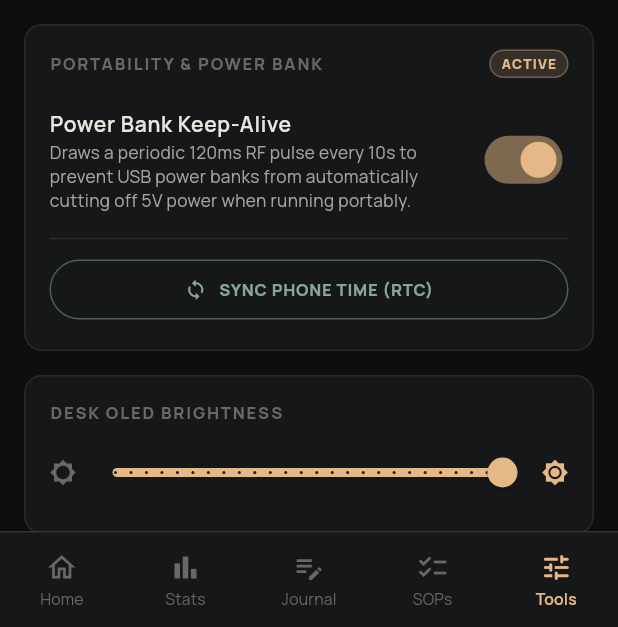
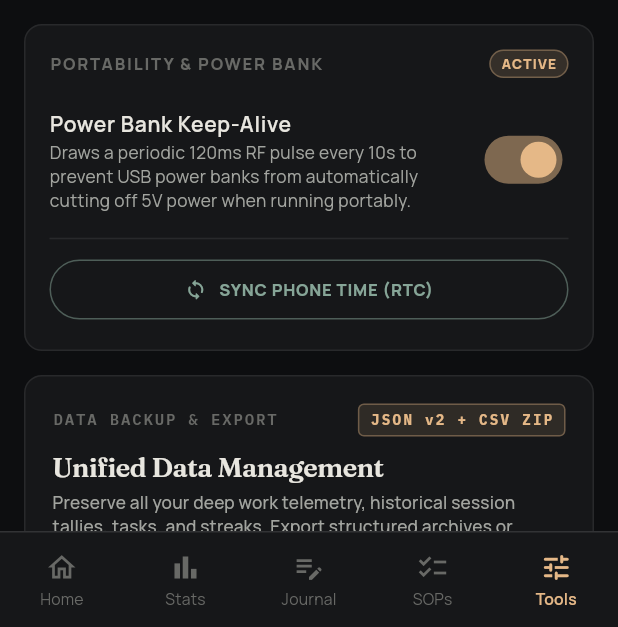
Before and after one commit to Boxerworksharder/cranium-x1, a Flutter app: the screen it shows after launch, item 5 of the bottom bar chosen, on a phone screen of 412 x 824 dp, the part 609-1236 px from its top. Run offline on Flutter 3.47's test engine with Material 3 defaults, Android fonts, the phone set to English and light mode, and no system bars; our stand-ins replace flutter_blue_plus, google_fonts, share_plus, shared_preferences; network calls fail; project files that could hold a hidden picture were left out.

Commit message:
feat(mobile): remove brightness slider and buy-me-a-coffee from settings

```diff
--- a/mobile/lib/ui/screens/settings_screen.dart
+++ b/mobile/lib/ui/screens/settings_screen.dart
@@ -1,7 +1,6 @@
 import 'package:flutter/material.dart';
 import 'package:flutter_blue_plus/flutter_blue_plus.dart';
 import 'package:provider/provider.dart';
-import 'package:url_launcher/url_launcher.dart';
 import '../../core/services/csv_export_service.dart';
 import '../../core/theme/app_theme.dart';
 import '../../state/tracker_provider.dart';
@@ -15,15 +14,7 @@ class SettingsScreen extends StatefulWidget {
 }
 
 class _SettingsScreenState extends State<SettingsScreen> {
-  double _brightness = 255;
   bool _isConnectingBle = false;
-
-  @override
-  void initState() {
-    super.initState();
-    final tracker = context.read<TrackerProvider>();
-    _brightness = tracker.status.brightness.toDouble();
-  }
 
   @override
   Widget build(BuildContext context) {
@@ -243,54 +234,7 @@ class _SettingsScreenState extends State<SettingsScreen> {
               ),
               const SizedBox(height: 16),
 
-              // 2. Hardware Display Controls
-              Container(
-                padding: const EdgeInsets.all(16),
-                decoration: BoxDecoration(
-                  color: AppTheme.surfaceDeck,
-                  borderRadius: BorderRadius.circular(AppTheme.radiusDeck),
-                  border: Border.all(color: AppTheme.hairlineSeam),
-                ),
-                child: Column(
-                  crossAxisAlignment: CrossAxisAlignment.start,
-                  children: [
-                    Text(
-                      'DESK OLED BRIGHTNESS',
-                      style: TextStyle(
-                        fontSize: 11,
-                        fontWeight: FontWeight.w800,
-                        color: AppTheme.textMuted,
-                        letterSpacing: 1.2,
-                      ),
-                    ),
-                    const SizedBox(height: 8),
-                    Row(
-                      children: [
-                        Icon(Icons.brightness_low, color: AppTheme.textMuted, size: 18),
-                        Expanded(
-                          child: Slider(
-                            value: _brightness,
-                            min: 5,
-                            max: 255,
-                            divisions: 25,
-                            activeColor: AppTheme.orangeFlame,
-                            inactiveColor: AppTheme.surfaceRecessed,
-                            onChanged: (val) {
-                              setState(() => _brightness = val);
-                            },
-                            onChangeEnd: (val) {
-                              AppTheme.hapticLight();
-                              tracker.setBrightness(val.toInt());
-                            },
-                          ),
-                        ),
-                        Icon(Icons.brightness_high, color: AppTheme.orangeFlame, size: 18),
-                      ],
-                    ),
-                  ],
-                ),
-              ),
-              const SizedBox(height: 16),
+
 
               // 3. Data Logistics, Backup & Full Export Card
               Container(
@@ -597,7 +541,7 @@ class _SettingsScreenState extends State<SettingsScreen> {
                       ),
                     ),
                     const SizedBox(height: 10),
-                    _buildTelemetryRow('APP VERSION', 'v1.6.0 (Build 6)'),
+                    _buildTelemetryRow('APP VERSION', 'v1.9.0 (Build 10)'),
                     _buildTelemetryRow('DEVICE', 'ESP32-C3 SuperMini'),
                     _buildTelemetryRow('DISPLAY', '128x64 SH1106 OLED (I2C)'),
                     _buildTelemetryRow('BLUETOOTH', 'BLE 5.0 GATT (Cranium-X1)'),
@@ -609,64 +553,7 @@ class _SettingsScreenState extends State<SettingsScreen> {
               ),
               const SizedBox(height: 16),
 
-              // 5. Support the Project: Buy Me A Coffee
-              Container(
-                padding: const EdgeInsets.all(16),
-                decoration: BoxDecoration(
-                  color: AppTheme.surfaceDeck,
-                  borderRadius: BorderRadius.circular(AppTheme.radiusDeck),
-                  border: Border.all(color: const Color(0xFFFFDD00).withOpacity(0.4)),
-                ),
-                child: Column(
-                  crossAxisAlignment: CrossAxisAlignment.start,
-                  children: [
-                    Row(
-                      children: [
-                        const Icon(Icons.coffee_rounded, color: Color(0xFFFFDD00), size: 20),
-                        const SizedBox(width: 8),
-                        Text(
-                          'SUPPORT CRANIUM X1',
-                          style: AppTheme.technicalLabel(
-                            color: const Color(0xFFFFDD00),
-                            fontSize: 11,
-                            fontWeight: FontWeight.w700,
-                            letterSpacing: 1.2,
-                          ),
-                        ),
-                      ],
-                    ),
-                    const SizedBox(height: 8),
-                    Text(
-                      'Distraction-free deep work built for the community. Fuel future firmware enhancements, PCB schematics, and open-source updates with a coffee.',
-                      style: TextStyle(fontSize: 11, color: AppTheme.textMuted, height: 1.4),
-                    ),
-                    const SizedBox(height: 14),
-                    SizedBox(
-                      width: double.infinity,
-                      child: ElevatedButton.icon(
-                        icon: const Icon(Icons.volunteer_activism_rounded, size: 18),
-                        label: const Text(
-                          'BUY ME A COFFEE (☕ boxerworksharder)',
-                          style: TextStyle(fontSize: 11, fontWeight: FontWeight.w900, letterSpacing: 0.8),
-                        ),
-                        style: ElevatedButton.styleFrom(
-                          backgroundColor: const Color(0xFFFFDD00),
-                          foregroundColor: Colors.black87,
-                          padding: const EdgeInsets.symmetric(vertical: 12),
-                          shape: RoundedRectangleBorder(borderRadius: BorderRadius.circular(AppTheme.radiusControl)),
-                        ),
-                        onPressed: () async {
-                          final uri = Uri.parse('https://buymeacoffee.com/boxerworksharder');
-                          if (await canLaunchUrl(uri)) {
-                            await launchUrl(uri, mode: LaunchMode.externalApplication);
-                          }
-                        },
-                      ),
-                    ),
-                  ],
-                ),
-              ),
-              const SizedBox(height: 16),
+
 
               // 6. Danger Zone: Factory Data Reset with Warning Modal
               Container(
--- a/mobile/pubspec.yaml
+++ b/mobile/pubspec.yaml
@@ -16,7 +16,7 @@ publish_to: 'none' # Remove this line if you wish to publish to pub.dev
 # https://developer.apple.com/library/archive/documentation/General/Reference/InfoPlistKeyReference/Articles/CoreFoundationKeys.html
 # In Windows, build-name is used as the major, minor, and patch parts
 # of the product and file versions while build-number is used as the build suffix.
-version: 1.8.1+9
+version: 1.9.0+10
 
 environment:
   sdk: ^3.5.4
```
Also changed, not shown: 1 other file.
